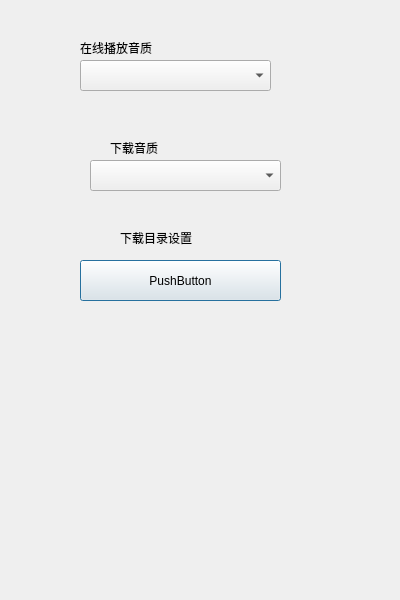
This is dialog/settingdialog.ui in cuncinc/CloudMusic_Qt as Qt 5 draws it before an edit. The edited form follows.
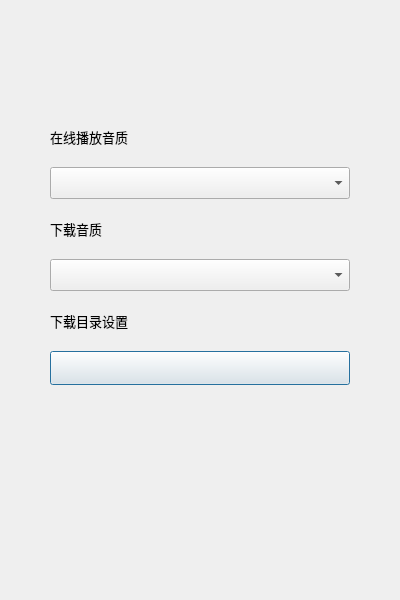
This is the edited form. Icons and pictures are not drawn.

```diff
--- a/dialog/settingdialog.ui
+++ b/dialog/settingdialog.ui
@@ -22,6 +22,12 @@
     <height>600</height>
    </size>
   </property>
+  <property name="font">
+   <font>
+    <family>Microsoft YaHei</family>
+    <pointsize>10</pointsize>
+   </font>
+  </property>
   <property name="windowTitle">
    <string>设置</string>
   </property>
@@ -29,78 +35,124 @@
    <iconset resource="res.qrc">
     <normaloff>:/icon/icon_setting</normaloff>:/icon/icon_setting</iconset>
   </property>
-  <widget class="QLabel" name="label">
-   <property name="geometry">
-    <rect>
-     <x>80</x>
-     <y>40</y>
-     <width>101</width>
-     <height>16</height>
-    </rect>
+  <layout class="QVBoxLayout" name="verticalLayout_4">
+   <property name="spacing">
+    <number>20</number>
    </property>
-   <property name="text">
-    <string>在线播放音质</string>
+   <property name="leftMargin">
+    <number>50</number>
    </property>
-  </widget>
-  <widget class="QLabel" name="label_2">
-   <property name="geometry">
-    <rect>
-     <x>110</x>
-     <y>140</y>
-     <width>72</width>
-     <height>15</height>
-    </rect>
+   <property name="rightMargin">
+    <number>50</number>
    </property>
-   <property name="text">
-    <string>下载音质</string>
+   <property name="bottomMargin">
+    <number>100</number>
    </property>
-  </widget>
-  <widget class="QLabel" name="label_3">
-   <property name="geometry">
-    <rect>
-     <x>120</x>
-     <y>230</y>
-     <width>91</width>
-     <height>16</height>
-    </rect>
-   </property>
-   <property name="text">
-    <string>下载目录设置</string>
-   </property>
-  </widget>
-  <widget class="QPushButton" name="downloadPath">
-   <property name="geometry">
-    <rect>
-     <x>80</x>
-     <y>260</y>
-     <width>201</width>
-     <height>41</height>
-    </rect>
-   </property>
-   <property name="text">
-    <string>PushButton</string>
-   </property>
-  </widget>
-  <widget class="QComboBox" name="onlineQuality">
-   <property name="geometry">
-    <rect>
-     <x>80</x>
-     <y>60</y>
-     <width>191</width>
-     <height>31</height>
-    </rect>
-   </property>
-  </widget>
-  <widget class="QComboBox" name="downloadQuality">
-   <property name="geometry">
-    <rect>
-     <x>90</x>
-     <y>160</y>
-     <width>191</width>
-     <height>31</height>
-    </rect>
-   </property>
-  </widget>
+   <item>
+    <spacer name="verticalSpacer_2">
+     <property name="orientation">
+      <enum>Qt::Vertical</enum>
+     </property>
+     <property name="sizeHint" stdset="0">
+      <size>
+       <width>20</width>
+       <height>40</height>
+      </size>
+     </property>
+    </spacer>
+   </item>
+   <item>
+    <layout class="QVBoxLayout" name="verticalLayout">
+     <item>
+      <widget class="QLabel" name="label">
+       <property name="font">
+        <font>
+         <family>Microsoft YaHei</family>
+         <pointsize>10</pointsize>
+        </font>
+       </property>
+       <property name="text">
+        <string>在线播放音质</string>
+       </property>
+      </widget>
+     </item>
+     <item>
+      <widget class="QComboBox" name="onlineQuality">
+       <property name="minimumSize">
+        <size>
+         <width>200</width>
+         <height>32</height>
+        </size>
+       </property>
+       <property name="font">
+        <font>
+         <family>Microsoft YaHei</family>
+         <pointsize>10</pointsize>
+        </font>
+       </property>
+      </widget>
+     </item>
+    </layout>
+   </item>
+   <item>
+    <layout class="QVBoxLayout" name="verticalLayout_2">
+     <item>
+      <widget class="QLabel" name="label_2">
+       <property name="text">
+        <string>下载音质</string>
+       </property>
+      </widget>
+     </item>
+     <item>
+      <widget class="QComboBox" name="downloadQuality">
+       <property name="minimumSize">
+        <size>
+         <width>200</width>
+         <height>32</height>
+        </size>
+       </property>
+      </widget>
+     </item>
+    </layout>
+   </item>
+   <item>
+    <layout class="QVBoxLayout" name="verticalLayout_3">
+     <item>
+      <widget class="QLabel" name="label_3">
+       <property name="text">
+        <string>下载目录设置</string>
+       </property>
+      </widget>
+     </item>
+     <item>
+      <widget class="QPushButton" name="downloadPath">
+       <property name="minimumSize">
+        <size>
+         <width>200</width>
+         <height>34</height>
+        </size>
+       </property>
+       <property name="text">
+        <string/>
+       </property>
+      </widget>
+     </item>
+    </layout>
+   </item>
+   <item>
+    <spacer name="verticalSpacer">
+     <property name="orientation">
+      <enum>Qt::Vertical</enum>
+     </property>
+     <property name="sizeHint" stdset="0">
+      <size>
+       <width>20</width>
+       <height>40</height>
+      </size>
+     </property>
+    </spacer>
+   </item>
+  </layout>
  </widget>
  <resources>
   <include location="res.qrc"/>
```
Left out of the diff: 6 changed lines with no effect on the pictures.
